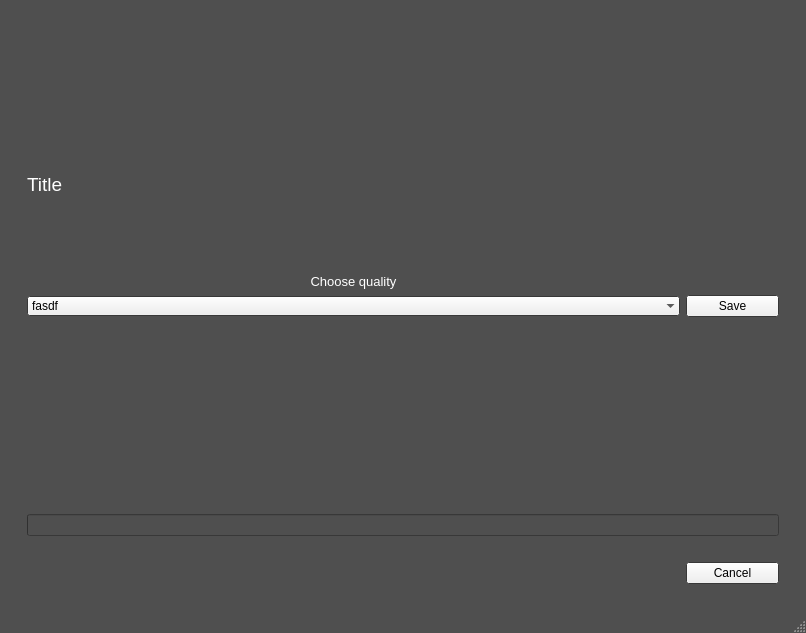
Above: assets/DownloadYT - untitled.ui from ShymiY3/DownloadYT before the change. Below: the same form after it.
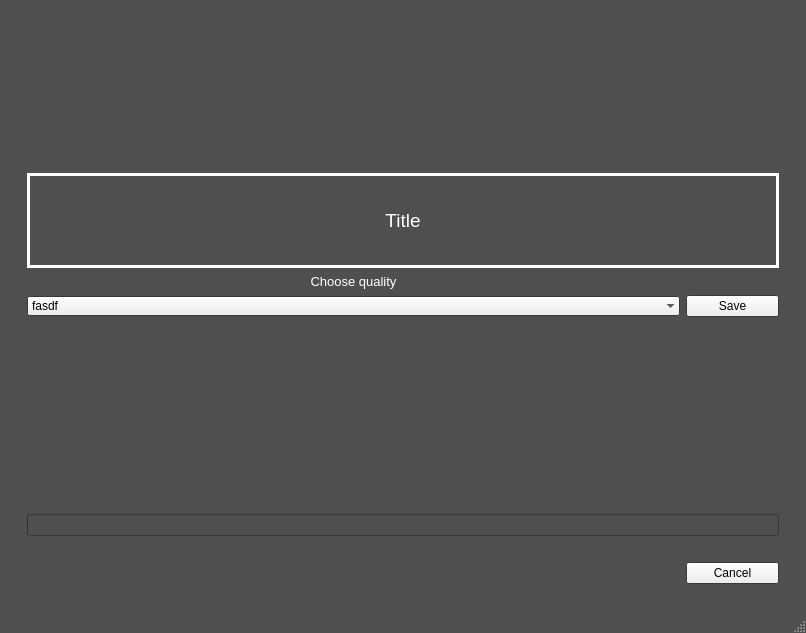
That is the form after the change. Icons and pictures are not drawn.

What changed in the file:
```diff
--- a/assets/DownloadYT - untitled.ui
+++ b/assets/DownloadYT - untitled.ui
@@ -873,27 +873,6 @@
              </property>
             </widget>
            </item>
-           <item row="0" column="0">
-            <widget class="QLabel" name="Title">
-             <property name="font">
-              <font>
-               <pointsize>14</pointsize>
-              </font>
-             </property>
-             <property name="text">
-              <string>Title</string>
-             </property>
-             <property name="scaledContents">
-              <bool>false</bool>
-             </property>
-             <property name="alignment">
-              <set>Qt::AlignLeading|Qt::AlignLeft|Qt::AlignTop</set>
-             </property>
-             <property name="wordWrap">
-              <bool>true</bool>
-             </property>
-            </widget>
-           </item>
            <item row="12" column="1">
             <widget class="QPushButton" name="p_cancel">
              <property name="text">
@@ -957,6 +936,36 @@
              </property>
             </spacer>
            </item>
+           <item row="0" column="0" colspan="2">
+            <widget class="QLabel" name="Title">
+             <property name="font">
+              <font>
+               <pointsize>14</pointsize>
+              </font>
+             </property>
+             <property name="frameShape">
+              <enum>QFrame::Box</enum>
+             </property>
+             <property name="frameShadow">
+              <enum>QFrame::Plain</enum>
+             </property>
+             <property name="lineWidth">
+              <number>3</number>
+             </property>
+             <property name="text">
+              <string>Title</string>
+             </property>
+             <property name="scaledContents">
+              <bool>false</bool>
+             </property>
+             <property name="alignment">
+              <set>Qt::AlignCenter</set>
+             </property>
+             <property name="wordWrap">
+              <bool>true</bool>
+             </property>
+            </widget>
+           </item>
           </layout>
          </widget>
         </widget>
```
Left out of the diff: 27 changed lines with no effect on the pictures.
